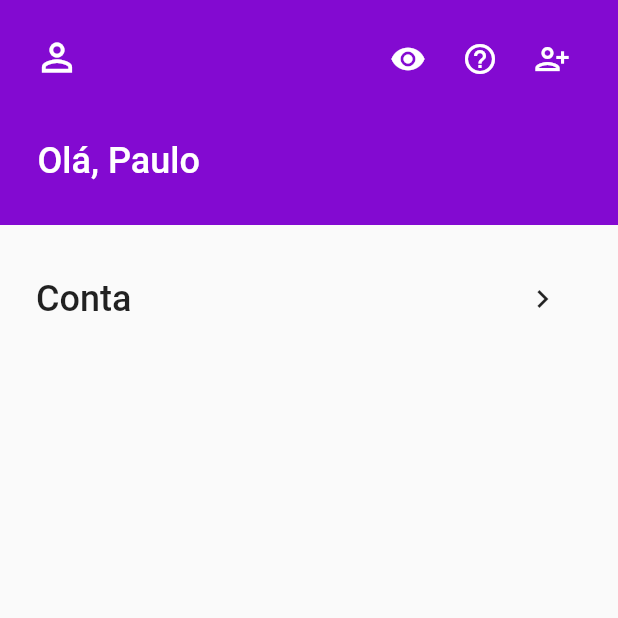
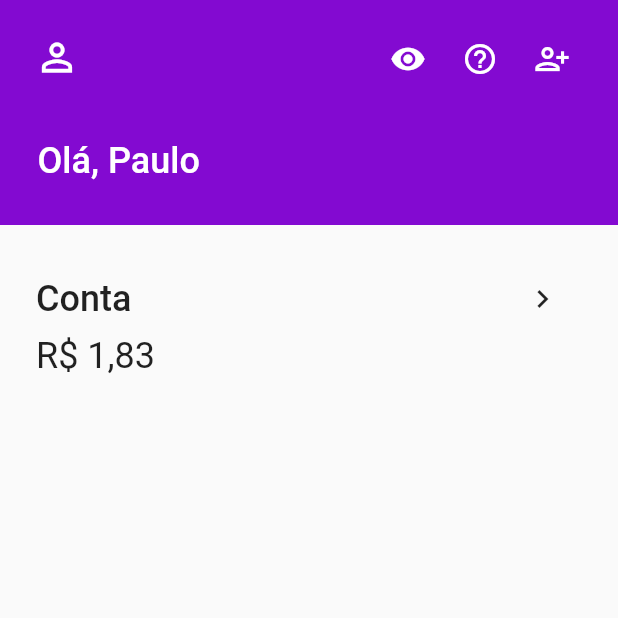
Before and after one commit to bath0ry/nubank_clone, a Flutter app: the screen it shows after launch, on a phone screen of 412 x 824 dp, the top half of it. Run offline on Flutter 3.47's test engine with Material 2 defaults, Android fonts, the phone set to English and light mode, and no system bars.

Commit message:
home page change

```diff
--- a/lib/home/page/view/home_page.dart
+++ b/lib/home/page/view/home_page.dart
@@ -100,6 +100,17 @@ class HomePage extends StatelessWidget {
                 ],
               ),
             ),
+            Row(
+              children: [
+                Padding(
+                  padding: const EdgeInsets.only(left: 24),
+                  child: Text(
+                    'R\$ 1,83',
+                    style: TextStyle(fontSize: 24),
+                  ),
+                ),
+              ],
+            )
           ],
         ),
       ),
```
